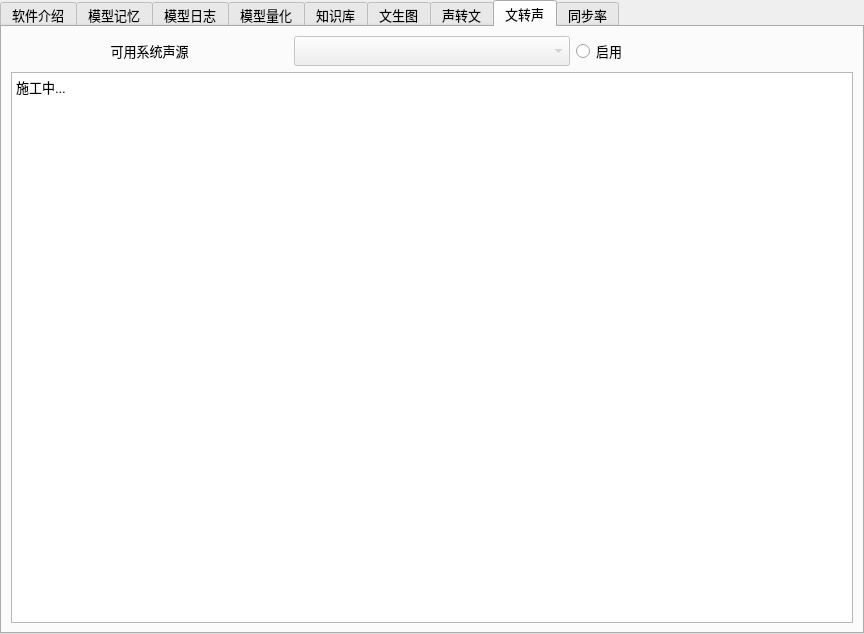
Before: the Qt Designer form ui/expend.ui in ylsdamxssjxxdd/eva, drawn with Qt 5.
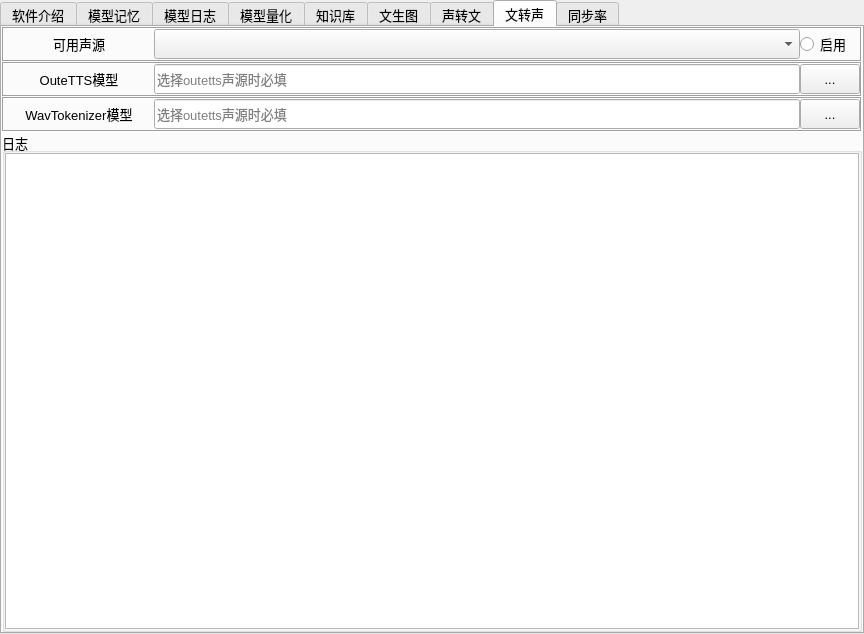
After: the same form once the commit is applied. The open tabs and pages were chosen to show the change. Custom widgets are drawn as their Qt base class.

Commit message: 准备迁移文转声逻辑到expend

```diff
--- a/ui/expend.ui
+++ b/ui/expend.ui
@@ -13,7 +13,7 @@
   <property name="windowTitle">
    <string>增殖窗口</string>
   </property>
-  <layout class="QHBoxLayout" name="horizontalLayout_46">
+  <layout class="QVBoxLayout" name="verticalLayout_14">
    <property name="spacing">
     <number>0</number>
    </property>
@@ -3493,25 +3493,77 @@
       <attribute name="title">
        <string>文转声</string>
       </attribute>
-      <layout class="QVBoxLayout" name="verticalLayout_14">
+      <layout class="QVBoxLayout" name="verticalLayout_15">
+       <property name="spacing">
+        <number>0</number>
+       </property>
+       <property name="leftMargin">
+        <number>0</number>
+       </property>
+       <property name="topMargin">
+        <number>0</number>
+       </property>
+       <property name="rightMargin">
+        <number>0</number>
+       </property>
+       <property name="bottomMargin">
+        <number>0</number>
+       </property>
        <item>
+        <widget class="QFrame" name="speech_choise_frame">
+         <property name="minimumSize">
+          <size>
+           <width>0</width>
+           <height>35</height>
+          </size>
+         </property>
+         <property name="maximumSize">
+          <size>
+           <width>16777215</width>
+           <height>35</height>
+          </size>
+         </property>
+         <property name="frameShape">
+          <enum>QFrame::Box</enum>
+         </property>
+         <property name="frameShadow">
+          <enum>QFrame::Sunken</enum>
+         </property>
+         <property name="lineWidth">
+          <number>1</number>
+         </property>
         <layout class="QHBoxLayout" name="horizontalLayout_27">
+          <property name="spacing">
+           <number>0</number>
+          </property>
+          <property name="leftMargin">
+           <number>0</number>
+          </property>
+          <property name="topMargin">
+           <number>0</number>
+          </property>
+          <property name="rightMargin">
+           <number>0</number>
+          </property>
+          <property name="bottomMargin">
+           <number>0</number>
+          </property>
          <item>
           <widget class="QLabel" name="speech_available_label">
            <property name="minimumSize">
             <size>
-             <width>0</width>
+              <width>150</width>
              <height>30</height>
             </size>
            </property>
            <property name="maximumSize">
             <size>
-             <width>16777215</width>
+              <width>150</width>
              <height>30</height>
             </size>
            </property>
            <property name="text">
-            <string>可用系统声源</string>
+             <string>可用声源</string>
            </property>
            <property name="alignment">
             <set>Qt::AlignCenter</set>
@@ -3521,7 +3573,7 @@
          <item>
           <widget class="QComboBox" name="speech_source_comboBox">
            <property name="enabled">
-            <bool>false</bool>
+             <bool>true</bool>
            </property>
            <property name="minimumSize">
             <size>
@@ -3541,13 +3593,13 @@
           <widget class="QRadioButton" name="speech_enable_radioButton">
            <property name="minimumSize">
             <size>
-             <width>0</width>
+              <width>60</width>
              <height>30</height>
             </size>
            </property>
            <property name="maximumSize">
             <size>
-             <width>16777215</width>
+              <width>60</width>
              <height>30</height>
             </size>
            </property>
@@ -3560,7 +3612,239 @@
           </widget>
          </item>
         </layout>
+        </widget>
        </item>
+       <item>
+        <widget class="QFrame" name="speech_outetts_modelpath_frame">
+         <property name="minimumSize">
+          <size>
+           <width>0</width>
+           <height>35</height>
+          </size>
+         </property>
+         <property name="maximumSize">
+          <size>
+           <width>16777215</width>
+           <height>35</height>
+          </size>
+         </property>
+         <property name="frameShape">
+          <enum>QFrame::Box</enum>
+         </property>
+         <property name="frameShadow">
+          <enum>QFrame::Sunken</enum>
+         </property>
+         <property name="lineWidth">
+          <number>1</number>
+         </property>
+         <layout class="QHBoxLayout" name="horizontalLayout_19">
+          <property name="spacing">
+           <number>0</number>
+          </property>
+          <property name="leftMargin">
+           <number>0</number>
+          </property>
+          <property name="topMargin">
+           <number>0</number>
+          </property>
+          <property name="rightMargin">
+           <number>0</number>
+          </property>
+          <property name="bottomMargin">
+           <number>0</number>
+          </property>
+          <item>
+           <widget class="QLabel" name="speech_outetts_modelpath_label">
+            <property name="minimumSize">
+             <size>
+              <width>150</width>
+              <height>30</height>
+             </size>
+            </property>
+            <property name="maximumSize">
+             <size>
+              <width>150</width>
+              <height>30</height>
+             </size>
+            </property>
+            <property name="lineWidth">
+             <number>0</number>
+            </property>
+            <property name="text">
+             <string>OuteTTS模型</string>
+            </property>
+            <property name="alignment">
+             <set>Qt::AlignCenter</set>
+            </property>
+           </widget>
+          </item>
+          <item>
+           <widget class="QLineEdit" name="speech_outetts_modelpath_lineEdit">
+            <property name="minimumSize">
+             <size>
+              <width>0</width>
+              <height>30</height>
+             </size>
+            </property>
+            <property name="maximumSize">
+             <size>
+              <width>16777215</width>
+              <height>30</height>
+             </size>
+            </property>
+            <property name="placeholderText">
+             <string>选择outetts声源时必填</string>
+            </property>
+           </widget>
+          </item>
+          <item>
+           <widget class="QPushButton" name="speech_outetts_modelpath_pushButton">
+            <property name="minimumSize">
+             <size>
+              <width>60</width>
+              <height>30</height>
+             </size>
+            </property>
+            <property name="maximumSize">
+             <size>
+              <width>60</width>
+              <height>30</height>
+             </size>
+            </property>
+            <property name="text">
+             <string>...</string>
+            </property>
+           </widget>
+          </item>
+         </layout>
+        </widget>
+       </item>
+       <item>
+        <widget class="QFrame" name="speech_wavtokenizer_modelpath_frame">
+         <property name="minimumSize">
+          <size>
+           <width>0</width>
+           <height>35</height>
+          </size>
+         </property>
+         <property name="maximumSize">
+          <size>
+           <width>16777215</width>
+           <height>35</height>
+          </size>
+         </property>
+         <property name="frameShape">
+          <enum>QFrame::Box</enum>
+         </property>
+         <property name="frameShadow">
+          <enum>QFrame::Sunken</enum>
+         </property>
+         <property name="lineWidth">
+          <number>1</number>
+         </property>
+         <layout class="QHBoxLayout" name="horizontalLayout_34">
+          <property name="spacing">
+           <number>0</number>
+          </property>
+          <property name="leftMargin">
+           <number>0</number>
+          </property>
+          <property name="topMargin">
+           <number>0</number>
+          </property>
+          <property name="rightMargin">
+           <number>0</number>
+          </property>
+          <property name="bottomMargin">
+           <number>0</number>
+          </property>
+          <item>
+           <widget class="QLabel" name="speech_wavtokenizer_modelpath_label">
+            <property name="minimumSize">
+             <size>
+              <width>150</width>
+              <height>30</height>
+             </size>
+            </property>
+            <property name="maximumSize">
+             <size>
+              <width>150</width>
+              <height>30</height>
+             </size>
+            </property>
+            <property name="lineWidth">
+             <number>0</number>
+            </property>
+            <property name="text">
+             <string>WavTokenizer模型</string>
+            </property>
+            <property name="alignment">
+             <set>Qt::AlignCenter</set>
+            </property>
+           </widget>
+          </item>
+          <item>
+           <widget class="QLineEdit" name="speech_wavtokenizer_modelpath_lineEdit">
+            <property name="minimumSize">
+             <size>
+              <width>0</width>
+              <height>30</height>
+             </size>
+            </property>
+            <property name="maximumSize">
+             <size>
+              <width>16777215</width>
+              <height>30</height>
+             </size>
+            </property>
+            <property name="placeholderText">
+             <string>选择outetts声源时必填</string>
+            </property>
+           </widget>
+          </item>
+          <item>
+           <widget class="QPushButton" name="speech_wavtokenizer_modelpath_pushButton">
+            <property name="minimumSize">
+             <size>
+              <width>60</width>
+              <height>30</height>
+             </size>
+            </property>
+            <property name="maximumSize">
+             <size>
+              <width>60</width>
+              <height>30</height>
+             </size>
+            </property>
+            <property name="text">
+             <string>...</string>
+            </property>
+           </widget>
+          </item>
+         </layout>
+        </widget>
+       </item>
+       <item>
+        <widget class="QGroupBox" name="speech_log_groupBox">
+         <property name="title">
+          <string>日志</string>
+         </property>
+         <layout class="QVBoxLayout" name="verticalLayout_16">
+          <property name="spacing">
+           <number>0</number>
+          </property>
+          <property name="leftMargin">
+           <number>0</number>
+          </property>
+          <property name="topMargin">
+           <number>0</number>
+          </property>
+          <property name="rightMargin">
+           <number>0</number>
+          </property>
+          <property name="bottomMargin">
+           <number>0</number>
+          </property>
        <item>
         <widget class="QTextEdit" name="speech_log">
          <property name="html">
@@ -3568,8 +3852,11 @@
 &lt;html&gt;&lt;head&gt;&lt;meta name=&quot;qrichtext&quot; content=&quot;1&quot; /&gt;&lt;style type=&quot;text/css&quot;&gt;
 p, li { white-space: pre-wrap; }
 &lt;/style&gt;&lt;/head&gt;&lt;body style=&quot; font-family:'Arial'; font-size:10pt; font-weight:400; font-style:normal;&quot;&gt;
-&lt;p style=&quot; margin-top:0px; margin-bottom:0px; margin-left:0px; margin-right:0px; -qt-block-indent:0; text-indent:0px;&quot;&gt;施工中...&lt;/p&gt;&lt;/body&gt;&lt;/html&gt;</string>
-         </property>
+&lt;p style=&quot;-qt-paragraph-type:empty; margin-top:0px; margin-bottom:0px; margin-left:0px; margin-right:0px; -qt-block-indent:0; text-indent:0px;&quot;&gt;&lt;br /&gt;&lt;/p&gt;&lt;/body&gt;&lt;/html&gt;</string>
+            </property>
+           </widget>
+          </item>
+         </layout>
         </widget>
        </item>
       </layout>
```
Left out of the diff: 2 changed lines with no effect on the pictures. Lines whose indentation alone changed are shown as unchanged. The commit also changes 11 other files.
